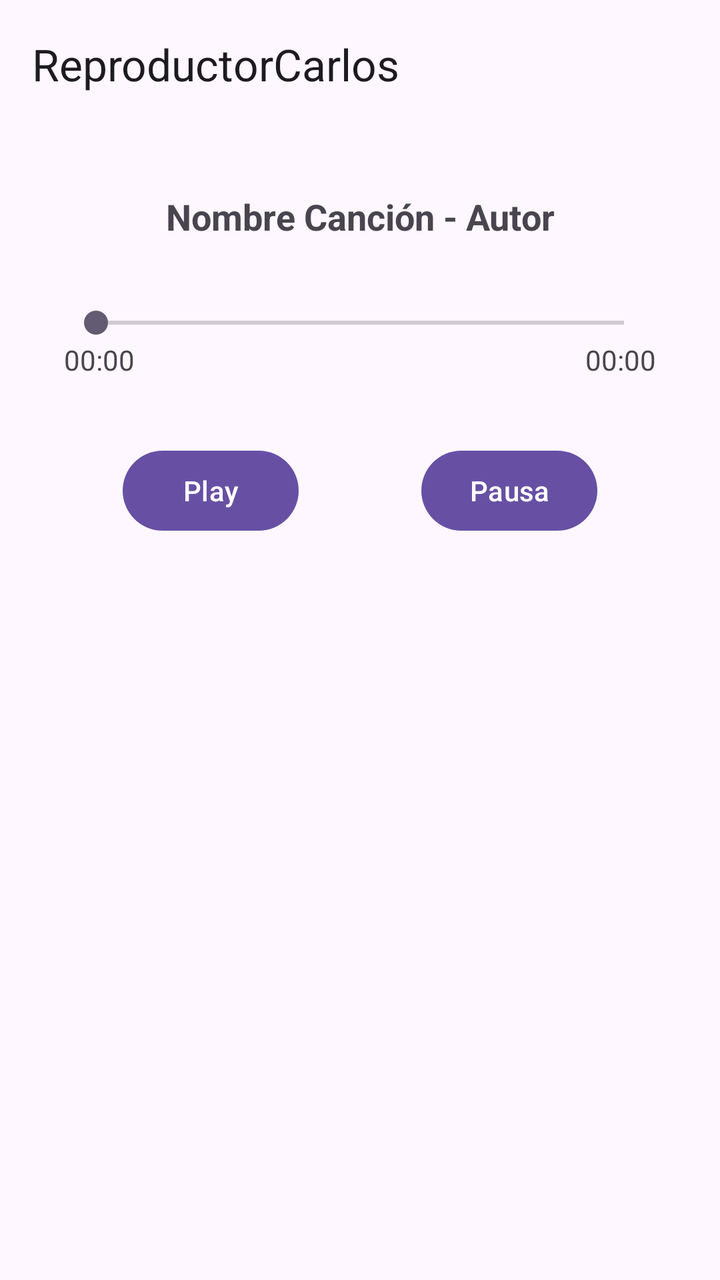
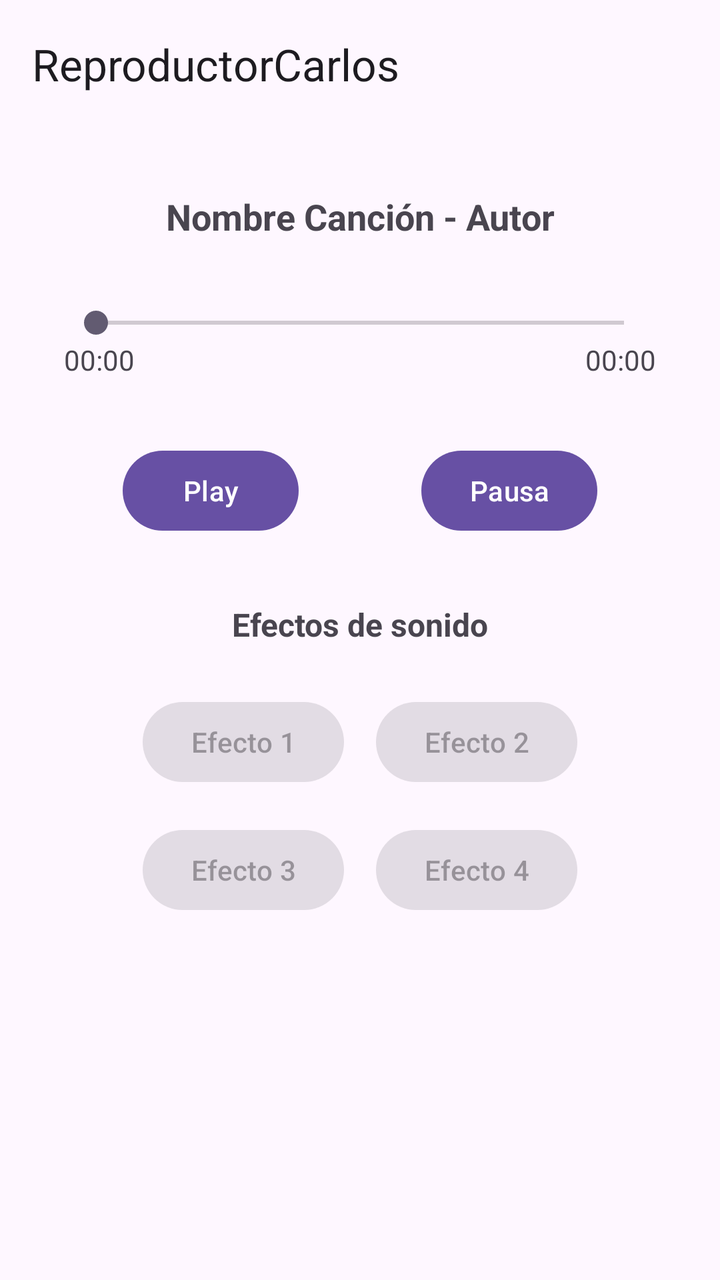

An Android layout rendered at two revisions. The XML below is the earlier revision; the diff shows what the commit changed to produce the second picture.
<!-- AndroidManifest.xml: application theme Theme.ReproductorCarlos -->
<!-- res/layout/activity_main.xml -->
<?xml version="1.0" encoding="utf-8"?>
<androidx.constraintlayout.widget.ConstraintLayout xmlns:android="http://schemas.android.com/apk/res/android"
    xmlns:app="http://schemas.android.com/apk/res-auto"
    xmlns:tools="http://schemas.android.com/tools"
    android:id="@+id/main"
    android:layout_width="match_parent"
    android:layout_height="match_parent"
    tools:context=".MainActivity">

    <com.google.android.material.appbar.MaterialToolbar
        android:id="@+id/toolbar"
        android:layout_width="match_parent"
        android:layout_height="wrap_content"
        app:title="@string/app_name"
        app:layout_constraintTop_toTopOf="parent" />

    <TextView
        android:id="@+id/tv_titulo"
        android:layout_width="wrap_content"
        android:layout_height="wrap_content"
        android:text="@string/titulo_cancion"
        android:textSize="18sp"
        android:textStyle="bold"
        android:layout_marginTop="32dp"
        app:layout_constraintTop_toBottomOf="@id/toolbar"
        app:layout_constraintStart_toStartOf="parent"
        app:layout_constraintEnd_toEndOf="parent" />

    <SeekBar
        android:id="@+id/seekBar"
        android:layout_width="0dp"
        android:layout_height="wrap_content"
        android:layout_marginHorizontal="32dp"
        android:layout_marginTop="32dp"
        app:layout_constraintTop_toBottomOf="@id/tv_titulo"
        app:layout_constraintStart_toStartOf="parent"
        app:layout_constraintEnd_toEndOf="parent" />

    <TextView
        android:id="@+id/tv_tiempoActual"
        android:layout_width="wrap_content"
        android:layout_height="wrap_content"
        android:text="@string/tiempo_cero"
        app:layout_constraintTop_toBottomOf="@id/seekBar"
        app:layout_constraintStart_toStartOf="@id/seekBar" />

    <TextView
        android:id="@+id/tv_tiempoTotal"
        android:layout_width="wrap_content"
        android:layout_height="wrap_content"
        android:text="@string/tiempo_cero"
        app:layout_constraintTop_toBottomOf="@id/seekBar"
        app:layout_constraintEnd_toEndOf="@id/seekBar" />

    <Button
        android:id="@+id/btn_play"
        android:layout_width="wrap_content"
        android:layout_height="wrap_content"
        android:text="@string/btn_play"
        android:layout_marginTop="32dp"
        app:layout_constraintTop_toBottomOf="@id/tv_tiempoActual"
        app:layout_constraintStart_toStartOf="parent"
        app:layout_constraintEnd_toStartOf="@+id/btn_pausa" />

    <Button
        android:id="@+id/btn_pausa"
        android:layout_width="wrap_content"
        android:layout_height="wrap_content"
        android:text="@string/btn_pausa"
        android:layout_marginTop="32dp"
        app:layout_constraintTop_toBottomOf="@id/tv_tiempoActual"
        app:layout_constraintStart_toEndOf="@+id/btn_play"
        app:layout_constraintEnd_toEndOf="parent" />

</androidx.constraintlayout.widget.ConstraintLayout>
<!-- resources referenced by this layout -->
<resources>
  <string name="app_name">ReproductorCarlos</string>
  <string name="btn_pausa">Pausa</string>
  <string name="btn_play">Play</string>
  <string name="tiempo_cero">00:00</string>
  <string name="titulo_cancion">Nombre Canción - Autor</string>
  <style name="Theme.ReproductorCarlos" parent="Base.Theme.ReproductorCarlos" />
  <style name="Base.Theme.ReproductorCarlos" parent="Theme.Material3.DayNight.NoActionBar">
          
          
      </style>
</resources>

<!-- the commit's change to res/layout/activity_main.xml (unified diff, before → after) -->
@@ -72,4 +72,55 @@
         app:layout_constraintStart_toEndOf="@+id/btn_play"
         app:layout_constraintEnd_toEndOf="parent" />
 
+    <TextView
+        android:id="@+id/tv_efectos"
+        android:layout_width="wrap_content"
+        android:layout_height="wrap_content"
+        android:text="Efectos de sonido"
+        android:textSize="16sp"
+        android:textStyle="bold"
+        android:layout_marginTop="32dp"
+        app:layout_constraintTop_toBottomOf="@id/btn_play"
+        app:layout_constraintStart_toStartOf="parent"
+        app:layout_constraintEnd_toEndOf="parent" />
+
+    <GridLayout
+        android:layout_width="wrap_content"
+        android:layout_height="wrap_content"
+        android:columnCount="2"
+        android:rowCount="2"
+        android:layout_marginTop="16dp"
+        app:layout_constraintTop_toBottomOf="@id/tv_efectos"
+        app:layout_constraintStart_toStartOf="parent"
+        app:layout_constraintEnd_toEndOf="parent">
+
+        <Button
+            android:id="@+id/btn_efecto1"
+            android:layout_width="wrap_content"
+            android:layout_height="wrap_content"
+            android:layout_margin="8dp"
+            android:enabled="false"
+            android:text="Efecto 1" />
+        <Button
+            android:id="@+id/btn_efecto2"
+            android:layout_width="wrap_content"
+            android:layout_height="wrap_content"
+            android:layout_margin="8dp"
+            android:enabled="false"
+            android:text="Efecto 2" />
+        <Button
+            android:id="@+id/btn_efecto3"
+            android:layout_width="wrap_content"
+            android:layout_height="wrap_content"
+            android:layout_margin="8dp"
+            android:enabled="false"
+            android:text="Efecto 3" />
+        <Button
+            android:id="@+id/btn_efecto4"
+            android:layout_width="wrap_content"
+            android:layout_height="wrap_content"
+            android:layout_margin="8dp"
+            android:enabled="false"
+            android:text="Efecto 4" />
+    </GridLayout>
 </androidx.constraintlayout.widget.ConstraintLayout>
